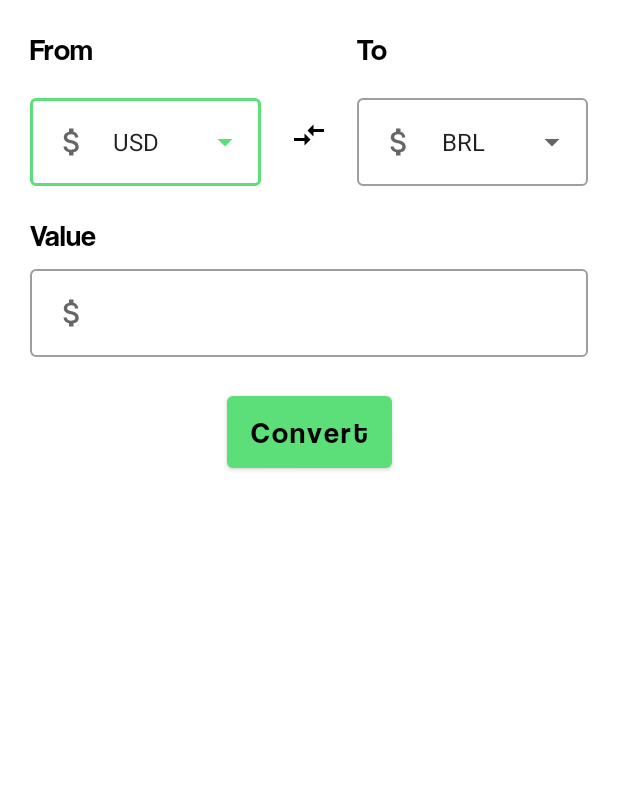
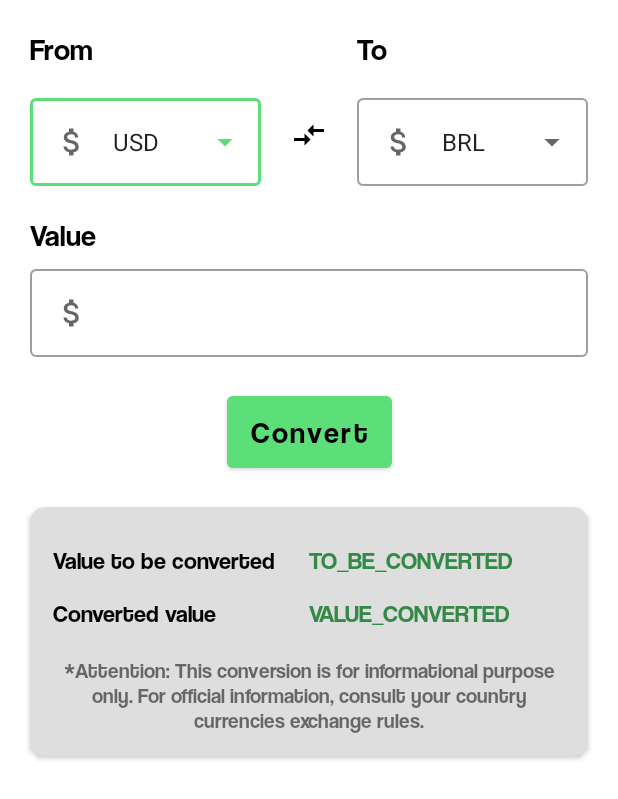
Before and after one commit to Gabriel-Bizarria/ConvertIt-App, an Android app: the layout fragment_conversion.xml on its own in the app's theme, with its tools: preview values and no code run, on a phone screen of 412 x 824 dp. Shown: the top 799 px of the screen. Run offline under Robolectric (Android 15) with nearby library versions, the phone set to English and light mode, and no system bars.

Commit message:
Add: full integration with conversion api

```diff
--- a/app/build.gradle
+++ b/app/build.gradle
@@ -52,5 +52,5 @@ dependencies {
     implementation "org.jetbrains.kotlinx:kotlinx-coroutines-android:1.5.2"
     implementation 'com.squareup.retrofit2:retrofit:2.9.0'
     implementation 'com.squareup.retrofit2:converter-gson:2.9.0'
-
+    implementation 'com.squareup.okhttp3:logging-interceptor:4.9.3'
 }
--- a/app/src/main/res/layout/fragment_conversion.xml
+++ b/app/src/main/res/layout/fragment_conversion.xml
@@ -163,23 +163,14 @@
             android:backgroundTint="@color/lighter_gray"
             android:layout_margin="20dp"
             app:cardCornerRadius="10dp"
-            android:visibility="gone">
+            android:visibility="gone"
+            tools:visibility="visible">
 
             <androidx.constraintlayout.widget.ConstraintLayout
                 android:layout_width="match_parent"
                 android:layout_height="wrap_content"
                 android:layout_margin="15dp">
 
-                <TextView
-                    android:id="@+id/tv_result"
-                    android:layout_width="match_parent"
-                    android:layout_height="wrap_content"
-                    android:fontFamily="@font/coolvetica_regular"
-                    android:text="@string/result_of_conversion"
-                    android:textColor="@color/black"
-                    android:textSize="20sp"
-                    app:layout_constraintStart_toStartOf="parent"
-                    app:layout_constraintTop_toTopOf="parent" />
 
                 <LinearLayout
                     android:id="@+id/linearlayout2"
@@ -188,7 +179,7 @@
                     android:layout_marginTop="10dp"
                     app:layout_constraintEnd_toEndOf="parent"
                     app:layout_constraintStart_toStartOf="parent"
-                    app:layout_constraintTop_toBottomOf="@id/tv_result">
+                    app:layout_constraintTop_toTopOf="parent">
 
                     <TextView
                         android:layout_width="match_parent"
```
Also changed, not shown: app/src/main/java/com/convertit/convertitapp/ConversionViewModel.kt (+23 -13 lines), app/src/main/java/com/convertit/convertitapp/api/ApiService.kt (renamed from app/src/main/java/com/convertit/convertitapp/api/Endpoint.kt, +4 -5 lines), app/src/main/java/com/convertit/convertitapp/ui/ConversionFragment.kt (+10 -19 lines), app/src/main/java/com/convertit/convertitapp/util/NetworkUtils.kt (+21 -3 lines).
